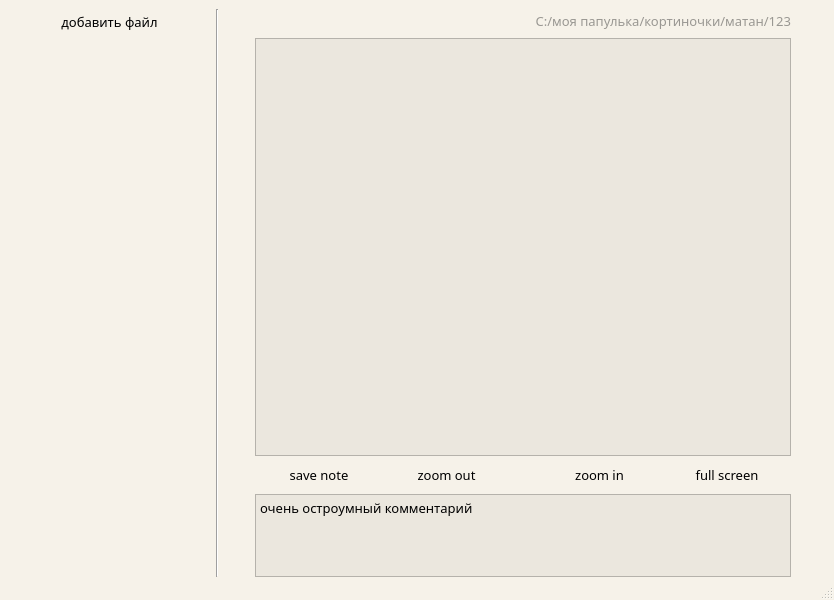
First picture: the form in interface.ui, repository exzeest/theinternational1, before the edit.
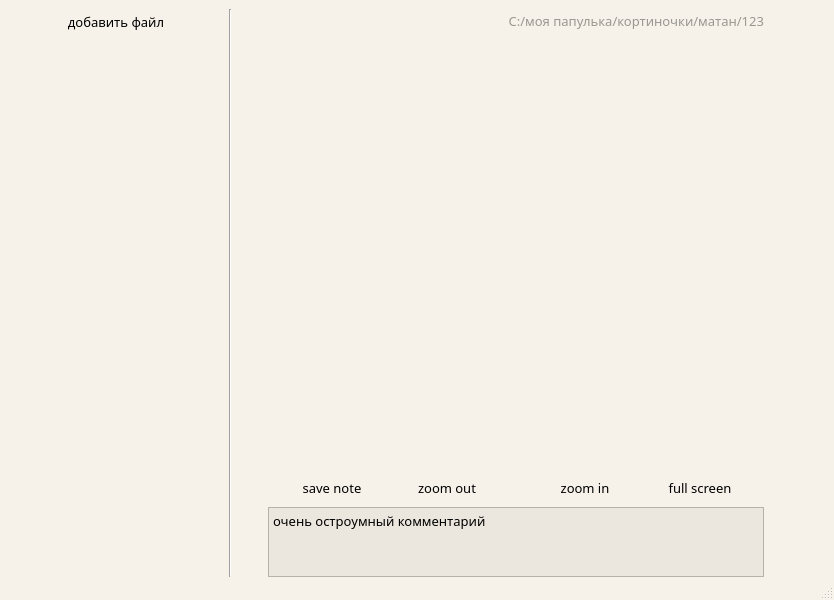
Second picture: the form after the edit. Icons and pictures are not drawn.

What changed in the file:
```diff
--- a/interface.ui
+++ b/interface.ui
@@ -198,7 +198,7 @@
      <family>Droid Sans Devanagari</family>
     </font>
    </property>
-   <layout class="QGridLayout" name="gridLayout" columnstretch="15,1,1,40,1,1">
+   <layout class="QGridLayout" name="gridLayout" columnstretch="15,0,0,0,0,0">
     <property name="sizeConstraint">
      <enum>QLayout::SetDefaultConstraint</enum>
     </property>
@@ -208,8 +208,198 @@
     <property name="bottomMargin">
      <number>0</number>
     </property>
+    <item row="0" column="2">
+     <widget class="QToolButton" name="tB_left">
+      <property name="sizePolicy">
+       <sizepolicy hsizetype="Minimum" vsizetype="Fixed">
+        <horstretch>0</horstretch>
+        <verstretch>0</verstretch>
+       </sizepolicy>
+      </property>
+      <property name="text">
+       <string/>
+      </property>
+      <property name="icon">
+       <iconset>
+        <normaloff>IconsINskt/LEFTARROW.png</normaloff>IconsINskt/LEFTARROW.png</iconset>
+      </property>
+      <property name="toolButtonStyle">
+       <enum>Qt::ToolButtonIconOnly</enum>
+      </property>
+      <property name="autoRaise">
+       <bool>true</bool>
+      </property>
+     </widget>
+    </item>
+    <item row="0" column="4">
+     <widget class="QToolButton" name="tB_right">
+      <property name="sizePolicy">
+       <sizepolicy hsizetype="Minimum" vsizetype="Fixed">
+        <horstretch>0</horstretch>
+        <verstretch>0</verstretch>
+       </sizepolicy>
+      </property>
+      <property name="text">
+       <string/>
+      </property>
+      <property name="icon">
+       <iconset>
+        <normaloff>IconsINskt/RIGHTARROW.png</normaloff>IconsINskt/RIGHTARROW.png</iconset>
+      </property>
+      <property name="autoRaise">
+       <bool>true</bool>
+      </property>
+     </widget>
+    </item>
+    <item row="0" column="1">
+     <widget class="Line" name="line">
+      <property name="orientation">
+       <enum>Qt::Vertical</enum>
+      </property>
+     </widget>
+    </item>
+    <item row="0" column="5">
+     <spacer name="horizontalSpacer_3">
+      <property name="orientation">
+       <enum>Qt::Horizontal</enum>
+      </property>
+      <property name="sizeHint" stdset="0">
+       <size>
+        <width>40</width>
+        <height>20</height>
+       </size>
+      </property>
+     </spacer>
+    </item>
+    <item row="0" column="0">
+     <layout class="QVBoxLayout" name="verticalLayout">
+      <item>
+       <widget class="QPushButton" name="pB_add_file">
+        <property name="font">
+         <font>
+          <family>Droid Sans</family>
+          <pointsize>10</pointsize>
+          <strikeout>false</strikeout>
+          <kerning>true</kerning>
+         </font>
+        </property>
+        <property name="layoutDirection">
+         <enum>Qt::LeftToRight</enum>
+        </property>
+        <property name="autoFillBackground">
+         <bool>false</bool>
+        </property>
+        <property name="styleSheet">
+         <string notr="true"/>
+        </property>
+        <property name="text">
+         <string>добавить файл</string>
+        </property>
+        <property name="icon">
+         <iconset>
+          <normaloff>IconsINskt/AddFile.png</normaloff>IconsINskt/AddFile.png</iconset>
+        </property>
+        <property name="checkable">
+         <bool>false</bool>
+        </property>
+        <property name="flat">
+         <bool>true</bool>
+        </property>
+       </widget>
+      </item>
+      <item>
+       <widget class="QTreeView" name="treeView">
+        <property name="palette">
+         <palette>
+          <active>
+           <colorrole role="Base">
+            <brush brushstyle="SolidPattern">
+             <color alpha="0">
+              <red>255</red>
+              <green>255</green>
+              <blue>255</blue>
+             </color>
+            </brush>
+           </colorrole>
+           <colorrole role="Window">
+            <brush brushstyle="SolidPattern">
+             <color alpha="0">
+              <red>212</red>
+              <green>208</green>
+              <blue>200</blue>
+             </color>
+            </brush>
+           </colorrole>
+          </active>
+          <inactive>
+           <colorrole role="Base">
+            <brush brushstyle="SolidPattern">
+             <color alpha="0">
+              <red>255</red>
+              <green>255</green>
+              <blue>255</blue>
+             </color>
+            </brush>
+           </colorrole>
+           <colorrole role="Window">
+            <brush brushstyle="SolidPattern">
+             <color alpha="0">
+              <red>212</red>
+              <green>208</green>
+              <blue>200</blue>
+             </color>
+            </brush>
+           </colorrole>
+          </inactive>
+          <disabled>
+           <colorrole role="Base">
+            <brush brushstyle="SolidPattern">
+             <color alpha="0">
+              <red>212</red>
+              <green>208</green>
+              <blue>200</blue>
+             </color>
+            </brush>
+           </colorrole>
+           <colorrole role="Window">
+            <brush brushstyle="SolidPattern">
+             <color alpha="0">
+              <red>212</red>
+              <green>208</green>
+              <blue>200</blue>
+             </color>
+            </brush>
+           </colorrole>
+          </disabled>
+         </palette>
+        </property>
+        <property name="autoFillBackground">
+         <bool>false</bool>
+        </property>
+        <property name="styleSheet">
+         <string notr="true"/>
+        </property>
+        <property name="frameShape">
+         <enum>QFrame::NoFrame</enum>
+        </property>
+        <property name="frameShadow">
+         <enum>QFrame::Raised</enum>
+        </property>
+        <property name="lineWidth">
+         <number>0</number>
+        </property>
+        <property name="showDropIndicator" stdset="0">
+         <bool>true</bool>
+        </property>
+        <property name="alternatingRowColors">
+         <bool>false</bool>
+        </property>
+       </widget>
+      </item>
+     </layout>
+    </item>
     <item row="0" column="3">
-     <layout class="QVBoxLayout" name="verticalLayout_4" stretch="0,10,1,2">
+     <layout class="QVBoxLayout" name="verticalLayout_4" stretch="0,0,1,2">
       <item>
        <layout class="QHBoxLayout" name="horizontalLayout_2" stretch="0,0,0,0,0,0,10">
         <item>
@@ -426,7 +616,23 @@
        </layout>
       </item>
       <item>
-       <widget class="QGraphicsView" name="graphicsView"/>
+       <widget class="QLabel" name="picLabel">
+        <property name="sizePolicy">
+         <sizepolicy hsizetype="Expanding" vsizetype="Expanding">
+          <horstretch>0</horstretch>
+          <verstretch>0</verstretch>
+         </sizepolicy>
+        </property>
+        <property name="minimumSize">
+         <size>
+          <width>400</width>
+          <height>500</height>
+         </size>
+        </property>
+        <property name="text">
+         <string/>
+        </property>
+       </widget>
       </item>
       <item>
        <layout class="QHBoxLayout" name="horizontalLayout_3" stretch="0,4,2,6,0,0,6,2,4,0">
@@ -664,220 +870,6 @@
       </item>
      </layout>
     </item>
-    <item row="0" column="2">
-     <widget class="QToolButton" name="tB_left">
-      <property name="sizePolicy">
-       <sizepolicy hsizetype="Minimum" vsizetype="Fixed">
-        <horstretch>0</horstretch>
-        <verstretch>0</verstretch>
-       </sizepolicy>
-      </property>
-      <property name="text">
-       <string/>
-      </property>
-      <property name="icon">
-       <iconset>
-        <normaloff>../IconsINskt/LEFTARROW.png</normaloff>../IconsINskt/LEFTARROW.png</iconset>
-      </property>
-      <property name="toolButtonStyle">
-       <enum>Qt::ToolButtonIconOnly</enum>
-      </property>
-      <property name="autoRaise">
-       <bool>true</bool>
-      </property>
-     </widget>
-    </item>
-    <item row="0" column="4">
-     <widget class="QToolButton" name="tB_right">
-      <property name="sizePolicy">
-       <sizepolicy hsizetype="Minimum" vsizetype="Fixed">
-        <horstretch>0</horstretch>
-        <verstretch>0</verstretch>
-       </sizepolicy>
-      </property>
-      <property name="text">
-       <string/>
-      </property>
-      <property name="icon">
-       <iconset>
-        <normaloff>../IconsINskt/RIGHTARROW.png</normaloff>../IconsINskt/RIGHTARROW.png</iconset>
-      </property>
-      <property name="autoRaise">
-       <bool>true</bool>
-      </property>
-     </widget>
-    </item>
-    <item row="0" column="0">
-     <layout class="QVBoxLayout" name="verticalLayout">
-      <item>
-       <widget class="QPushButton" name="pB_add_file">
-        <property name="font">
-         <font>
-          <family>Droid Sans</family>
-          <pointsize>10</pointsize>
-          <strikeout>false</strikeout>
-          <kerning>true</kerning>
-         </font>
-        </property>
-        <property name="layoutDirection">
-         <enum>Qt::LeftToRight</enum>
-        </property>
-        <property name="autoFillBackground">
-         <bool>false</bool>
-        </property>
-        <property name="styleSheet">
-         <string notr="true"/>
-        </property>
-        <property name="text">
-         <string>добавить файл</string>
-        </property>
-        <property name="icon">
-         <iconset>
-          <normaloff>../IconsINskt/AddFile.png</normaloff>../IconsINskt/AddFile.png</iconset>
-        </property>
-        <property name="checkable">
-         <bool>false</bool>
-        </property>
-        <property name="flat">
-         <bool>true</bool>
-        </property>
-       </widget>
-      </item>
-      <item>
-       <widget class="QTreeView" name="treeView">
-        <property name="palette">
-         <palette>
-          <active>
-           <colorrole role="Base">
-            <brush brushstyle="SolidPattern">
-             <color alpha="0">
-              <red>255</red>
-              <green>255</green>
-              <blue>255</blue>
-             </color>
-            </brush>
-           </colorrole>
-           <colorrole role="Window">
-            <brush brushstyle="SolidPattern">
-             <color alpha="0">
-              <red>212</red>
-              <green>208</green>
-              <blue>200</blue>
-             </color>
-            </brush>
-           </colorrole>
-          </active>
-          <inactive>
-           <colorrole role="Base">
-            <brush brushstyle="SolidPattern">
-             <color alpha="0">
-              <red>255</red>
-              <green>255</green>
-              <blue>255</blue>
-             </color>
-            </brush>
-           </colorrole>
-           <colorrole role="Window">
-            <brush brushstyle="SolidPattern">
-             <color alpha="0">
-              <red>212</red>
-              <green>208</green>
-              <blue>200</blue>
-             </color>
-            </brush>
-           </colorrole>
-          </inactive>
-          <disabled>
-           <colorrole role="Base">
-            <brush brushstyle="SolidPattern">
-             <color alpha="0">
-              <red>212</red>
-              <green>208</green>
-              <blue>200</blue>
-             </color>
-            </brush>
-           </colorrole>
-           <colorrole role="Window">
-            <brush brushstyle="SolidPattern">
-             <color alpha="0">
-              <red>212</red>
-              <green>208</green>
-              <blue>200</blue>
-             </color>
-            </brush>
-           </colorrole>
-          </disabled>
-         </palette>
-        </property>
-        <property name="autoFillBackground">
-         <bool>false</bool>
-        </property>
-        <property name="styleSheet">
-         <string notr="true"/>
-        </property>
-        <property name="frameShape">
-         <enum>QFrame::NoFrame</enum>
-        </property>
-        <property name="frameShadow">
-         <enum>QFrame::Raised</enum>
-        </property>
-        <property name="lineWidth">
-         <number>0</number>
-        </property>
-        <property name="showDropIndicator" stdset="0">
-         <bool>true</bool>
-        </property>
-        <property name="alternatingRowColors">
-         <bool>false</bool>
-        </property>
-        <property name="rootIsDecorated">
-         <bool>false</bool>
-        </property>
-        <property name="animated">
-         <bool>true</bool>
-        </property>
-        <property name="allColumnsShowFocus">
-         <bool>true</bool>
-        </property>
-        <property name="headerHidden">
-         <bool>true</bool>
-        </property>
-        <attribute name="headerVisible">
-         <bool>false</bool>
-        </attribute>
-        <attribute name="headerCascadingSectionResizes">
-         <bool>true</bool>
-        </attribute>
-        <attribute name="headerHighlightSections">
-         <bool>true</bool>
-        </attribute>
-        <attribute name="headerStretchLastSection">
-         <bool>true</bool>
-        </attribute>
-       </widget>
-      </item>
-     </layout>
-    </item>
-    <item row="0" column="1">
-     <widget class="Line" name="line">
-      <property name="orientation">
-       <enum>Qt::Vertical</enum>
-      </property>
-     </widget>
-    </item>
-    <item row="0" column="5">
-     <spacer name="horizontalSpacer_3">
-      <property name="orientation">
-       <enum>Qt::Horizontal</enum>
-      </property>
-      <property name="sizeHint" stdset="0">
-       <size>
-        <width>40</width>
-        <height>20</height>
-       </size>
-      </property>
-     </spacer>
-    </item>
    </layout>
   </widget>
   <widget class="QStatusBar" name="statusbar"/>
```
Left out of the diff: 16 changed lines with no effect on the pictures.
